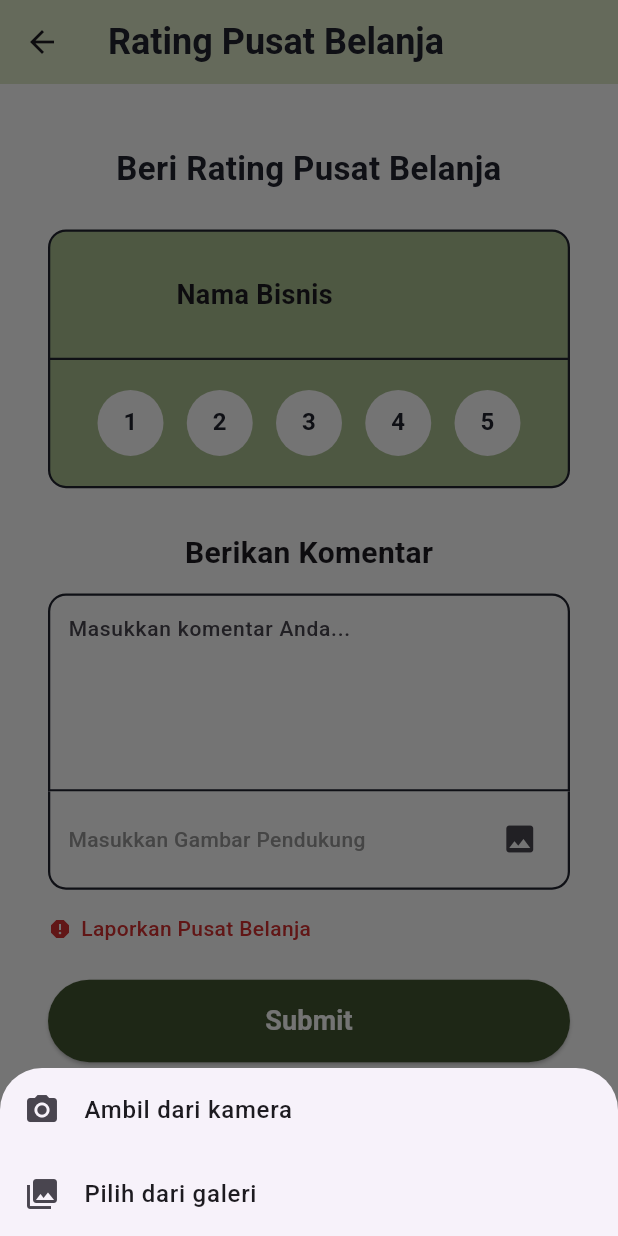
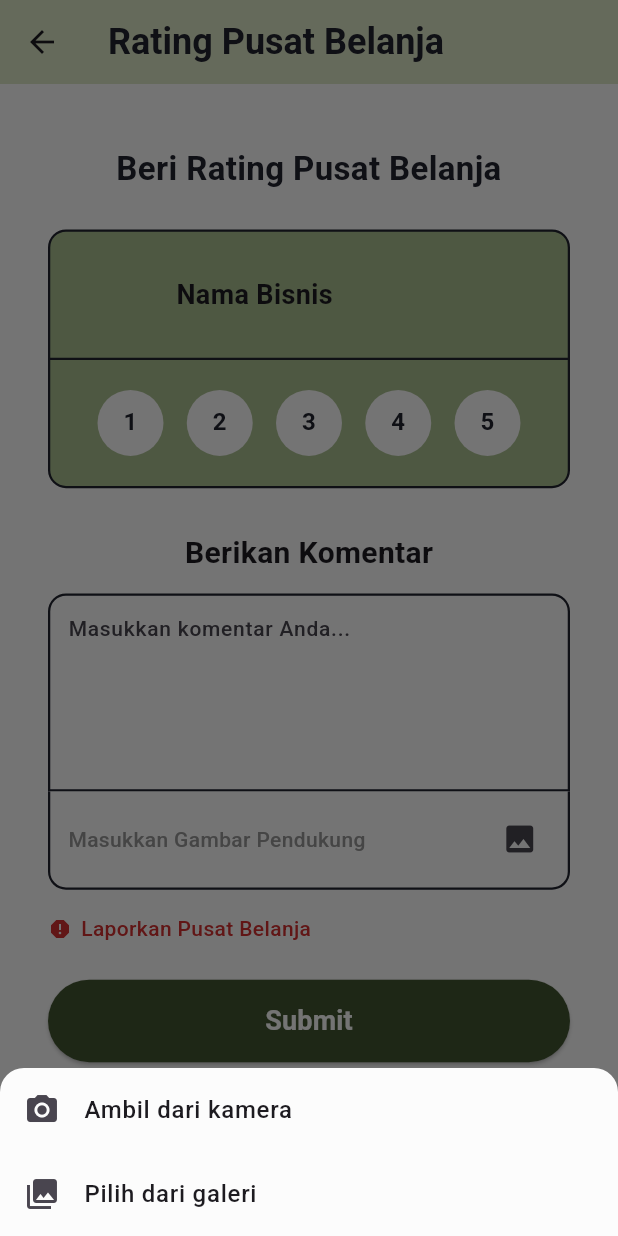
Before and after one commit to jasonrivalino/ta_nutrisenior_app, a Flutter app: the RatingView screen opened directly with empty values, after a tap on the "image" icon, on a phone screen of 412 x 824 dp. Run offline on Flutter 3.47's test engine with Material 3 defaults, Android fonts, the phone set to English and light mode, and no system bars; our stand-ins replace connectivity_plus, flutter_local_notifications, fluttertoast, font_awesome_flutter, go_router, google_maps_flutter and 5 more; accounts and stored records are empty; Roboto replaces fonts that are missing (Roboto-Bold, Roboto-Medium).

```diff
--- a/lib/app.dart
+++ b/lib/app.dart
@@ -34,11 +34,13 @@ class _MyAppState extends State<MyApp> {
 
     if (_showSplash) {
       return const MaterialApp(
+        debugShowCheckedModeBanner: false,
         home: SplashScreen(),
       );
     }
 
     return MaterialApp.router(
+      debugShowCheckedModeBanner: false,
       routerConfig: router,
       theme: ThemeData(
         fontFamily: 'Roboto',
--- a/lib/shared/utils/handling_choose_image.dart
+++ b/lib/shared/utils/handling_choose_image.dart
@@ -4,6 +4,8 @@ import 'package:flutter/material.dart';
 import 'package:go_router/go_router.dart';
 import 'package:image_picker/image_picker.dart';
 import 'package:permission_handler/permission_handler.dart';
+
+import '../styles/colors.dart';
 
 Future<File?> profileImageChoose() async {
   final pickedFile = await ImagePicker().pickImage(source: ImageSource.gallery);
@@ -26,20 +28,38 @@ Future<XFile?> handleChooseImage({
 
   final source = await showModalBottomSheet<ImageSource?>(
     context: context,
-    builder: (context) => SafeArea(
-      child: Wrap(
+    backgroundColor: Colors.transparent,
+    builder: (context) => Container(
+      decoration: const BoxDecoration(
+        color: AppColors.soapstone, // Custom background color
+        borderRadius: BorderRadius.vertical(top: Radius.circular(16)),
+      ),
+      child: SafeArea(
+        child: Column(
+          mainAxisSize: MainAxisSize.min,
           children: [
-          ListTile(
-            leading: const Icon(Icons.camera_alt),
-            title: const Text('Ambil dari kamera'),
+            Material(
+              color: Colors.transparent,
+              child: InkWell(
                 onTap: () => context.pop(ImageSource.camera),
+                child: const ListTile(
+                  leading: Icon(Icons.camera_alt),
+                  title: Text('Ambil dari kamera'),
                 ),
-          ListTile(
-            leading: const Icon(Icons.photo_library),
-            title: const Text('Pilih dari galeri'),
+              ),
+            ),
+            Material(
+              color: Colors.transparent,
+              child: InkWell(
                 onTap: () => context.pop(ImageSource.gallery),
+                child: const ListTile(
+                  leading: Icon(Icons.photo_library),
+                  title: Text('Pilih dari galeri'),
+                ),
+              ),
             ),
           ],
+        ),
       ),
     ),
   );
```
Also changed, not shown: lib/features/OrderSection/BusinessReviewMenu/review_business_widget.dart (+4 -4 lines), lib/features/OrderSection/SearchingMenu/search_view.dart (+23 -9 lines), lib/features/OrderSection/SearchingMenu/search_widget.dart (+67 -20 lines), lib/shared/styles/texts.dart (added, +28 -0 lines), lib/config/themes.dart (deleted). Lines whose indentation alone changed are shown as unchanged.
